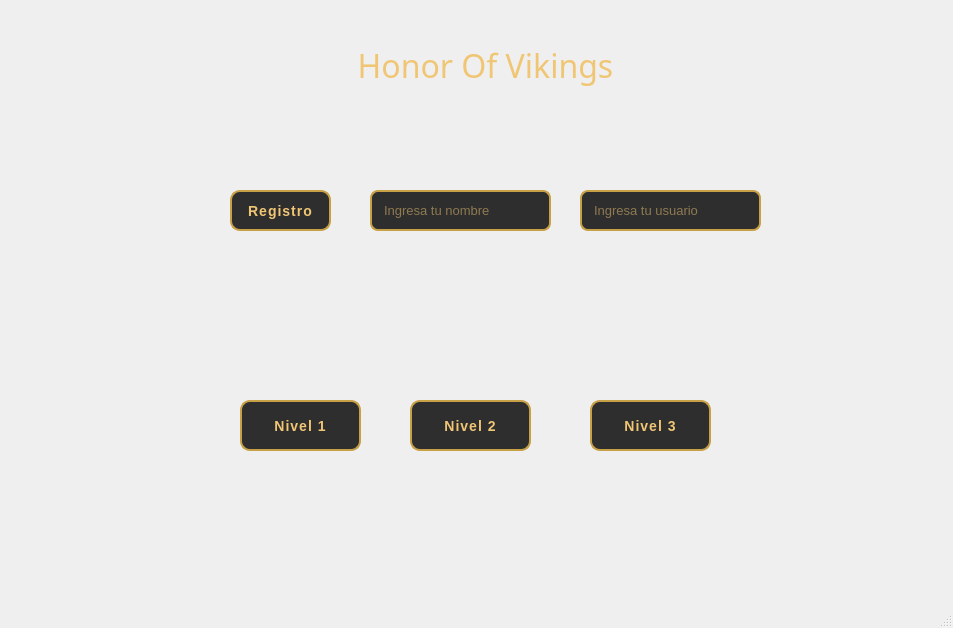
ManuelSalaz/juego, file mainwindow.ui: the form before one commit.
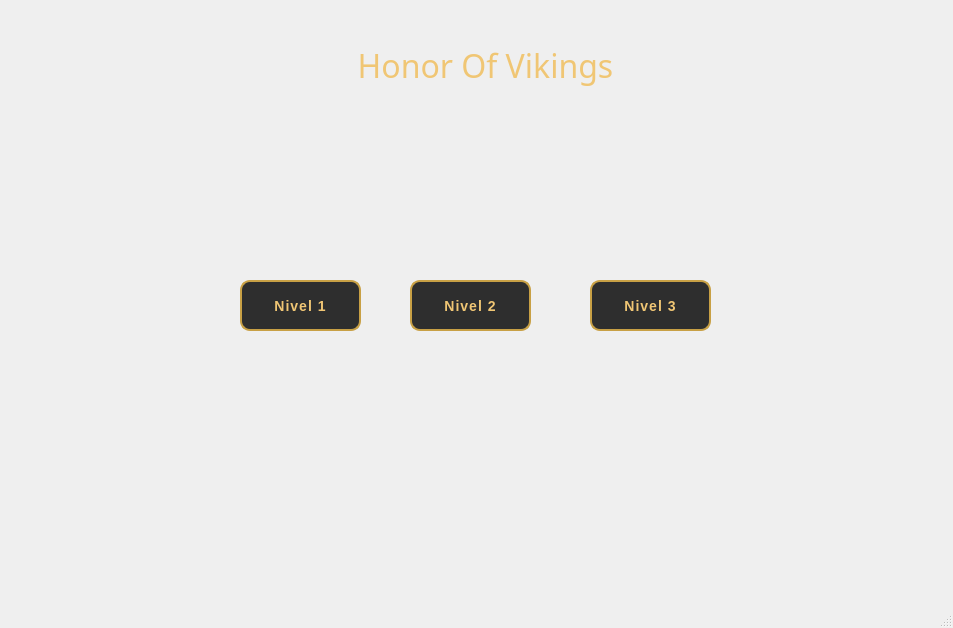
The form after the commit. Icons and pictures are not drawn.

The edit to the form file:
```diff
--- a/mainwindow.ui
+++ b/mainwindow.ui
@@ -18,7 +18,7 @@
     <property name="geometry">
      <rect>
       <x>240</x>
-      <y>400</y>
+      <y>280</y>
       <width>121</width>
       <height>51</height>
      </rect>
@@ -66,7 +66,7 @@
     <property name="geometry">
      <rect>
       <x>410</x>
-      <y>400</y>
+      <y>280</y>
       <width>121</width>
       <height>51</height>
      </rect>
@@ -114,7 +114,7 @@
     <property name="geometry">
      <rect>
       <x>590</x>
-      <y>400</y>
+      <y>280</y>
       <width>121</width>
       <height>51</height>
      </rect>
@@ -158,132 +158,6 @@
      <string>Nivel 3</string>
     </property>
    </widget>
-   <widget class="QPushButton" name="btnRegistrar">
-    <property name="geometry">
-     <rect>
-      <x>230</x>
-      <y>190</y>
-      <width>101</width>
-      <height>41</height>
-     </rect>
-    </property>
-    <property name="styleSheet">
-     <string notr="true">QPushButton {
-    background-color: #2e2e2e;          /* Fondo oscuro */
-    color: #f0c674;                     /* Dorado suave */
-    border: 2px solid #c8a045;          /* Borde dorado */
-    border-radius: 10px;                /* Bordes redondeados */
-    padding: 8px 15px;                  /* Espaciado interno */
-    font-family: &quot;Segoe UI&quot;;            /* Fuente moderna */
-    font-weight: bold;
-    font-size: 14px;
-    letter-spacing: 1px;
-    transition: all 0.2s ease-in-out;   /* Transición suave */
-}
-
-QPushButton:hover {
-    background-color: #c8a045;          /* Fondo dorado */
-    color: #2e2e2e;                     /* Texto oscuro */
-    border: 2px solid #f0c674;
-    transform: scale(1.05);             /* Ligero aumento */
-}
-
-QPushButton:pressed {
-    background-color: #a37c27;          /* Dorado más oscuro */
-    color: white;
-    border: 2px solid #c8a045;
-    transform: scale(0.97);
-}
-
-QPushButton:disabled {
-    background-color: #555555;
-    color: #aaaaaa;
-    border: 2px solid #777777;
-}
-</string>
-    </property>
-    <property name="text">
-     <string>Registro</string>
-    </property>
-   </widget>
-   <widget class="QLineEdit" name="txtNombre">
-    <property name="geometry">
-     <rect>
-      <x>370</x>
-      <y>190</y>
-      <width>181</width>
-      <height>41</height>
-     </rect>
-    </property>
-    <property name="styleSheet">
-     <string notr="true">QLineEdit {
-    background-color: #2e2e2e;          /* Fondo oscuro */
-    color: #f0c674;                     /* Texto dorado */
-    border: 2px solid #c8a045;          /* Borde dorado */
-    border-radius: 8px;                 /* Bordes suaves */
-    padding: 6px 10px;                  /* Espaciado interno */
-    font-family: &quot;Segoe UI&quot;;
-    font-size: 13px;
-    selection-background-color: #c8a045; /* Fondo de selección */
-    selection-color: #1e1e1e;           /* Texto de selección */
-}
-
-QLineEdit:focus {
-    border: 2px solid #f0c674;          /* Resalta al enfocar */
-    background-color: #3a3a3a;          /* Un poco más claro */
-    color: #fff4c1;                     /* Texto más claro */
-}
-
-QLineEdit:disabled {
-    background-color: #444444;
-    color: #aaaaaa;
-    border: 2px solid #666666;
-}
-</string>
-    </property>
-    <property name="placeholderText">
-     <string>Ingresa tu nombre</string>
-    </property>
-   </widget>
-   <widget class="QLineEdit" name="txtUsuario">
-    <property name="geometry">
-     <rect>
-      <x>580</x>
-      <y>190</y>
-      <width>181</width>
-      <height>41</height>
-     </rect>
-    </property>
-    <property name="styleSheet">
-     <string notr="true">QLineEdit {
-    background-color: #2e2e2e;          /* Fondo oscuro */
-    color: #f0c674;                     /* Texto dorado */
-    border: 2px solid #c8a045;          /* Borde dorado */
-    border-radius: 8px;                 /* Bordes suaves */
-    padding: 6px 10px;                  /* Espaciado interno */
-    font-family: &quot;Segoe UI&quot;;
-    font-size: 13px;
-    selection-background-color: #c8a045; /* Fondo de selección */
-    selection-color: #1e1e1e;           /* Texto de selección */
-}
-
-QLineEdit:focus {
-    border: 2px solid #f0c674;          /* Resalta al enfocar */
-    background-color: #3a3a3a;          /* Un poco más claro */
-    color: #fff4c1;                     /* Texto más claro */
-}
-
-QLineEdit:disabled {
-    background-color: #444444;
-    color: #aaaaaa;
-    border: 2px solid #666666;
-}
-</string>
-    </property>
-    <property name="placeholderText">
-     <string>Ingresa tu usuario</string>
-    </property>
-   </widget>
    <widget class="QLabel" name="label">
     <property name="geometry">
      <rect>
```
Left out of the diff: 3 changed lines with no effect on the pictures.
